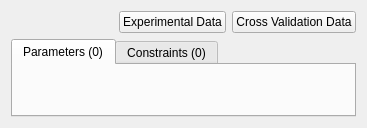
The window that copasi/UI/CQFittingWidget.ui (copasi/COPASI) describes before a commit, drawn with Qt 5.
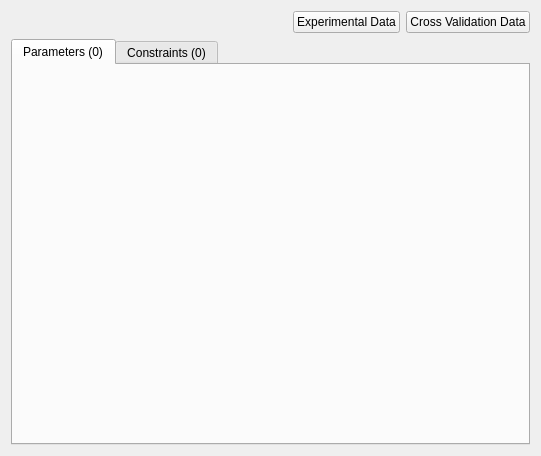
The same window after the commit. Custom widgets are drawn as their Qt base class.

```diff
--- a/copasi/UI/CQFittingWidget.ui
+++ b/copasi/UI/CQFittingWidget.ui
@@ -19,22 +19,10 @@
    <rect>
     <x>0</x>
     <y>0</y>
-    <width>367</width>
-    <height>128</height>
+    <width>541</width>
+    <height>456</height>
    </rect>
   </property>
-  <property name="sizePolicy" >
-   <sizepolicy vsizetype="Expanding" hsizetype="Expanding" >
-    <horstretch>0</horstretch>
-    <verstretch>0</verstretch>
-   </sizepolicy>
-  </property>
-  <property name="minimumSize" >
-   <size>
-    <width>0</width>
-    <height>0</height>
-   </size>
-  </property>
   <property name="caption" stdset="0" >
    <string>Fitting</string>
   </property>
```
Left out of the diff: 6 changed lines with no effect on the pictures.
